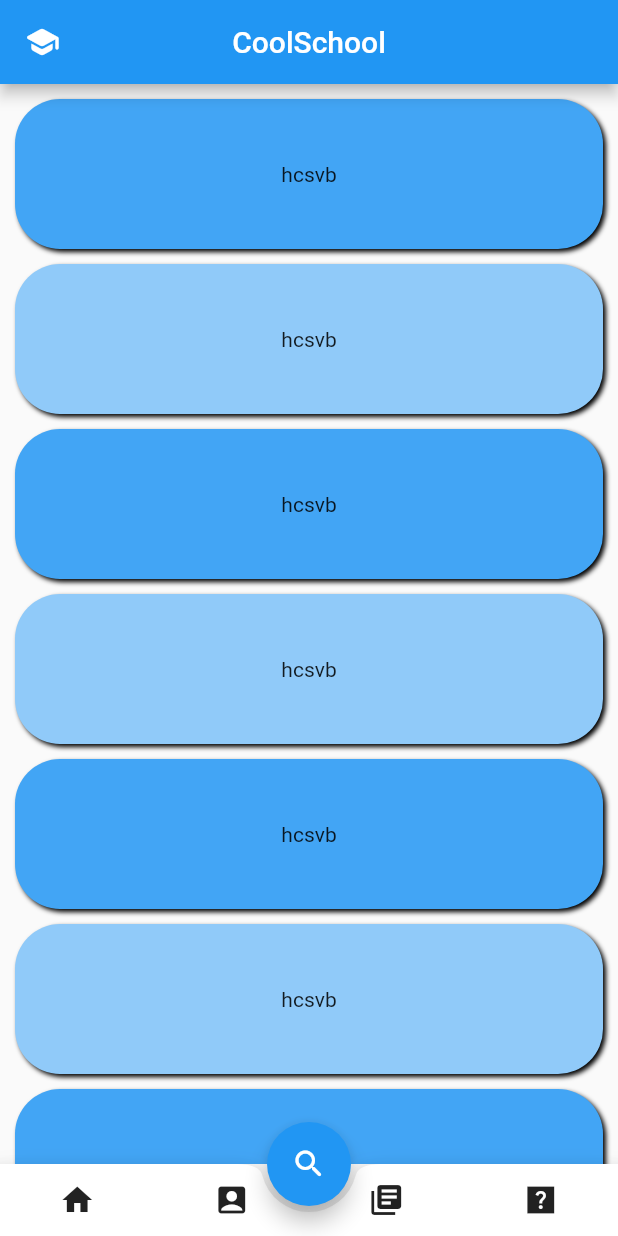
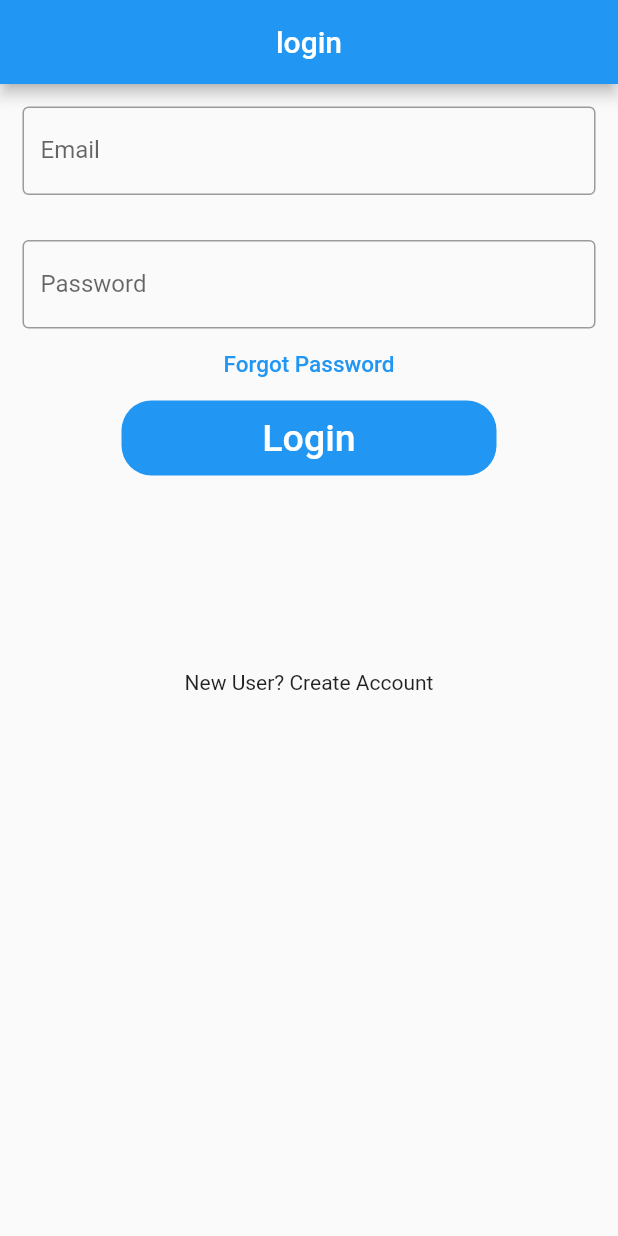
Before and after one commit to AkashiOP/trinetra, a Flutter app: the screen it shows after launch, on a phone screen of 412 x 824 dp. Run offline on Flutter 3.47's test engine with Material 2 defaults, Android fonts, the phone set to English and light mode, and no system bars.

Commit message:
basic login ready

```diff
--- /dev/null
+++ b/lib/loginV2.dart
@@ -0,0 +1,74 @@
+import 'package:CoolSchool/main.dart';
+import 'package:flutter/material.dart';
+
+class LoginV2 extends StatelessWidget {
+  @override
+  Widget build(BuildContext context) {
+    return Scaffold(
+      appBar: AppBar(
+        title: Center(child: Text('login'),),
+      ),
+      body: SingleChildScrollView(
+        child: Column(
+          children: <Widget>[
+
+            Padding(
+              //padding: const EdgeInsets.only(left:15.0,right: 15.0,top:0,bottom: 0),
+              padding: EdgeInsets.symmetric(horizontal: 15,vertical: 15),
+              child: TextField(
+                decoration: InputDecoration(
+                    border: OutlineInputBorder(),
+                    labelText: 'Email',
+                    hintText: 'abc@gmail.com'),
+              ),
+            ),
+            Padding(
+              padding: const EdgeInsets.only(
+                  left: 15.0, right: 15.0, top: 15, bottom: 0),
+              //padding: EdgeInsets.symmetric(horizontal: 15),
+              child: TextField(
+
+                obscureText: true,
+                decoration: InputDecoration(
+                    border: OutlineInputBorder(),
+                    labelText: 'Password',
+                    hintText: 'Password'),
+              ),
+            ),
+            TextButton(
+              onPressed: (){
+                //TODO FORGOT PASSWORD SCREEN GOES HERE
+              },
+              child: Text(
+                'Forgot Password',
+                style: TextStyle(color: Colors.blue, fontSize: 15),
+              ),
+            ),
+            Container(
+              height: 50,
+              width: 250,
+              decoration: BoxDecoration(
+                  color: Colors.blue, borderRadius: BorderRadius.circular(20)),
+              child: TextButton(
+                onPressed: () {
+                  Navigator.push(
+                      context, MaterialPageRoute(builder: (_) => MyApp()));
+
+                },
+                child: Text(
+                  'Login',
+                  style: TextStyle(color: Colors.white, fontSize: 25),
+                ),
+              ),
+            ),
+            SizedBox(
+              height: 130,
+            ),
+            Text('New User? Create Account')
+          ],
+        ),
+      ),
+
+    );
+  }
+}
```
Also changed, not shown: lib/loginV1.dart (added, +75 -0 lines), lib/main.dart (+12 -1 lines), pubspec.yaml (+7 -2 lines), fonts/Montserrat-Regular.ttf (added), lib/login.dart (deleted), 1 other file.
